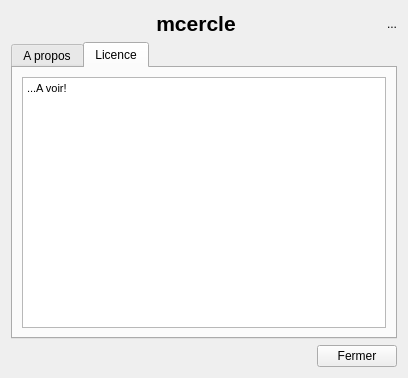
The window that src/about.ui (cfdev/mcercle) describes before a commit, drawn with Qt 5.
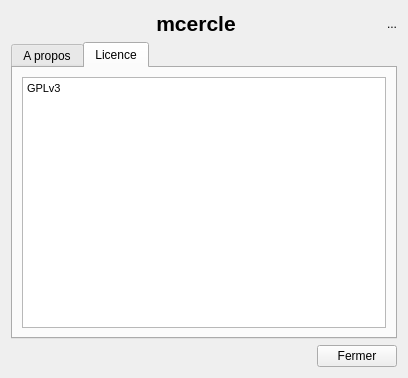
The same window after the commit. The open tabs and pages were chosen to show the change. Icons and pictures are not drawn.

Commit message: petit oubli de licence ;)

Diff of the .ui file:
```diff
--- a/src/about.ui
+++ b/src/about.ui
@@ -169,7 +169,7 @@
 &lt;html&gt;&lt;head&gt;&lt;meta name=&quot;qrichtext&quot; content=&quot;1&quot; /&gt;&lt;style type=&quot;text/css&quot;&gt;
 p, li { white-space: pre-wrap; }
 &lt;/style&gt;&lt;/head&gt;&lt;body style=&quot; font-family:'MS Shell Dlg 2'; font-size:7.85455pt; font-weight:400; font-style:normal;&quot;&gt;
-&lt;p style=&quot; margin-top:0px; margin-bottom:0px; margin-left:0px; margin-right:0px; -qt-block-indent:0; text-indent:0px;&quot;&gt;&lt;span style=&quot; font-size:8pt;&quot;&gt;...A voir!&lt;/span&gt;&lt;/p&gt;&lt;/body&gt;&lt;/html&gt;</string>
+&lt;p style=&quot; margin-top:0px; margin-bottom:0px; margin-left:0px; margin-right:0px; -qt-block-indent:0; text-indent:0px;&quot;&gt;&lt;span style=&quot; font-size:8pt;&quot;&gt;GPLv3&lt;/span&gt;&lt;/p&gt;&lt;/body&gt;&lt;/html&gt;</string>
              </property>
             </widget>
            </item>
```
Left out of the diff: 2 changed lines with no effect on the pictures.
